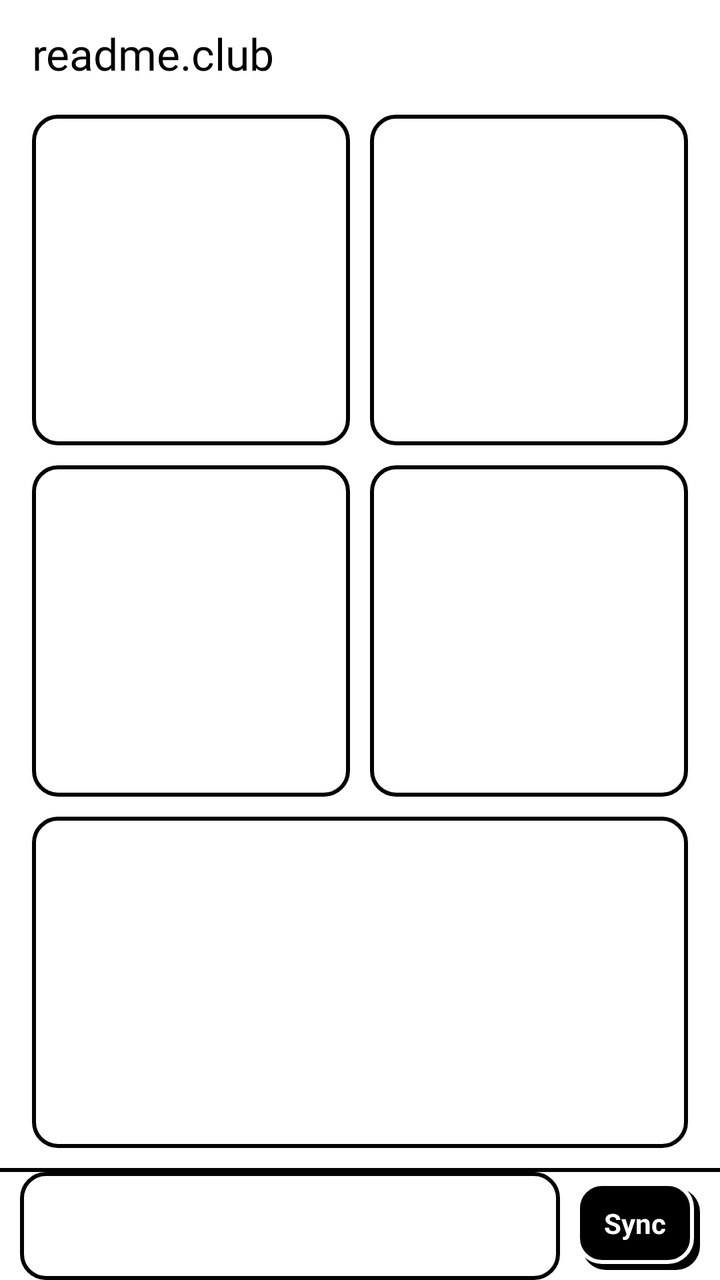
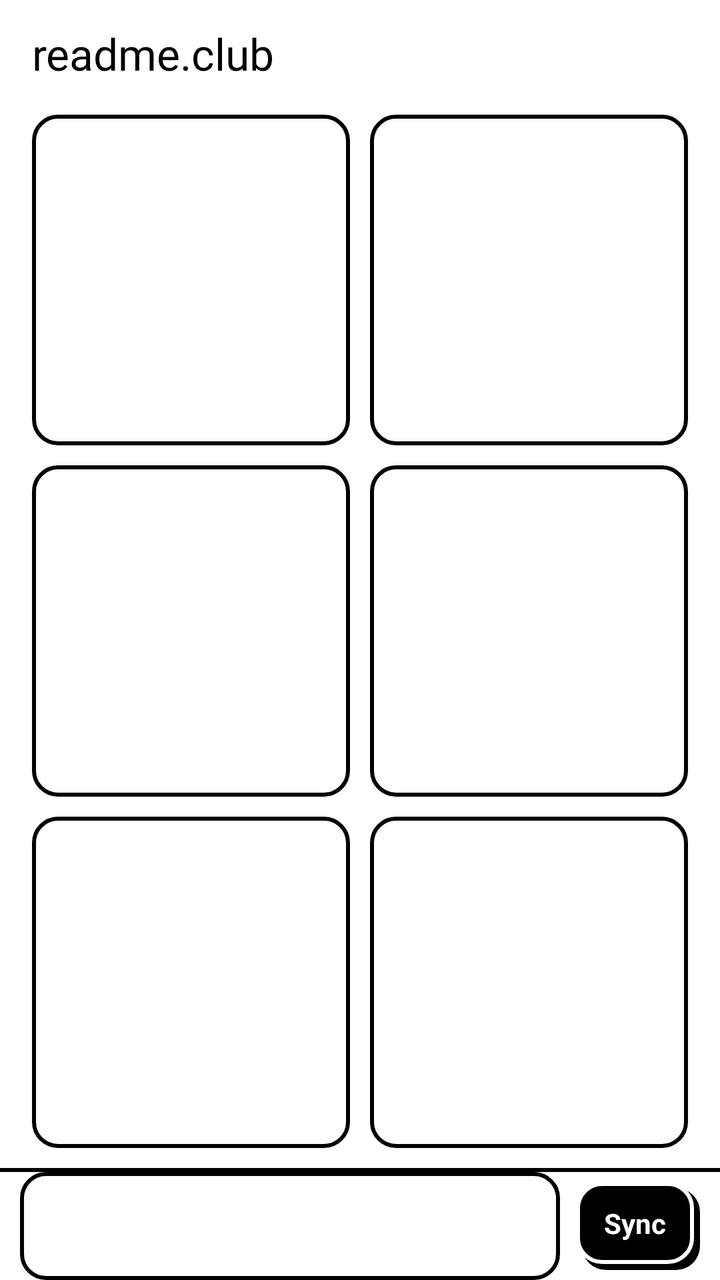

Before-and-after screenshots of an Android layout around one commit, followed by the original layout XML and the change that was made.
<!-- AndroidManifest.xml: application theme AppTheme -->
<!-- res/layout/home.xml -->
<?xml version="1.0" encoding="utf-8"?>
<LinearLayout xmlns:android="http://schemas.android.com/apk/res/android"
    android:layout_width="match_parent"
    android:layout_height="match_parent"
    android:background="@color/ds_paper"
    android:orientation="vertical">

    <LinearLayout
        android:layout_width="match_parent"
        android:layout_height="0dp"
        android:layout_weight="1"
        android:orientation="vertical"
        android:paddingLeft="@dimen/ds_gutter"
        android:paddingTop="12dp"
        android:paddingRight="@dimen/ds_gutter">

        <TextView style="@style/Ds.Title" android:text="@string/app_name" />

        
        <LinearLayout
            android:id="@+id/continue_card"
            style="@style/Ds.Card"
            android:layout_width="match_parent"
            android:layout_height="wrap_content"
            android:layout_marginTop="12dp"
            android:clickable="true"
            android:focusable="true"
            android:orientation="vertical"
            android:visibility="gone">

            <TextView style="@style/Ds.Label" android:duplicateParentState="true"
                android:textColor="@color/ds_on_button" android:text="@string/continue_reading" />

            <TextView
                android:id="@+id/continue_title"
                style="@style/Ds.Title"
                android:layout_marginTop="4dp"
                android:duplicateParentState="true"
                android:ellipsize="end"
                android:maxLines="2"
                android:textColor="@color/ds_on_button"
                android:textSize="17sp" />

            <TextView
                android:id="@+id/continue_meta"
                style="@style/Ds.Text"
                android:duplicateParentState="true"
                android:textColor="@color/ds_on_button"
                android:textSize="13sp" />
        </LinearLayout>

        <LinearLayout
            android:layout_width="match_parent"
            android:layout_height="0dp"
            android:layout_marginTop="16dp"
            android:layout_weight="1"
            android:orientation="vertical">

            <LinearLayout style="@style/HomeRow">
                <include android:id="@+id/tile_news" layout="@layout/home_tile" />
                <View android:layout_width="10dp" android:layout_height="0dp" />
                <include android:id="@+id/tile_guides" layout="@layout/home_tile" />
            </LinearLayout>

            <LinearLayout style="@style/HomeRow">
                <include android:id="@+id/tile_wallpapers" layout="@layout/home_tile" />
                <View android:layout_width="10dp" android:layout_height="0dp" />
                <include android:id="@+id/tile_games" layout="@layout/home_tile" />
            </LinearLayout>

            <LinearLayout style="@style/HomeRow">
                <include android:id="@+id/tile_settings" layout="@layout/home_tile" />
            </LinearLayout>
        </LinearLayout>
    </LinearLayout>

    <LinearLayout style="@style/Ds.Bar">

        <TextView
            android:id="@+id/home_status"
            style="@style/Ds.BarStatus"
            android:layout_height="match_parent"
            android:background="@drawable/ds_button"
            android:clickable="true"
            android:focusable="true"
            android:gravity="center_vertical"
            android:paddingLeft="8dp"
            android:textColor="@color/ds_on_button" />

        <TextView android:id="@+id/sync" style="@style/Ds.Button.Primary" android:layout_marginLeft="8dp"
            android:text="@string/sync" />
    </LinearLayout>
</LinearLayout>
<!-- res/layout/home_tile.xml (included above) -->
<?xml version="1.0" encoding="utf-8"?>
<LinearLayout xmlns:android="http://schemas.android.com/apk/res/android"
    style="@style/Ds.Tile"
    android:layout_width="0dp"
    android:layout_height="match_parent"
    android:layout_weight="1"
    android:orientation="vertical">

    <TextView android:id="@+id/badge" style="@style/Ds.Pill" android:visibility="invisible" />

    <View android:layout_width="0dp" android:layout_height="0dp" android:layout_weight="1" />

    <TextView
        android:id="@+id/label"
        style="@style/Ds.Title"
        android:duplicateParentState="true"
        android:textColor="@color/ds_on_button"
        android:textSize="18sp" />
</LinearLayout>
<!-- resources referenced by this layout -->
<resources>
  <color name="ds_paper">#FFFFFF</color>
  <dimen name="ds_gutter">16dp</dimen>
  <string name="app_name">readme.club</string>
  <string name="continue_reading">Continue reading</string>
  <string name="sync">Sync</string>
  <style name="Ds.BarStatus" parent="Ds.Mono">
          <item name="android:layout_width">0dp</item>
          <item name="android:layout_weight">1</item>
          <item name="android:gravity">center</item>
          <item name="android:textSize">12sp</item>
      </style>
  <style name="Ds.Button.Primary">
          
          <item name="android:paddingRight">17dp</item>
          <item name="android:paddingBottom">3dp</item>
          <item name="android:textColor">@color/ds_paper</item>
          <item name="android:background">@drawable/ds_button_primary</item>
      </style>
  <style name="Ds.Card">
          <item name="android:background">@drawable/ds_card</item>
          <item name="android:paddingLeft">12dp</item>
          <item name="android:paddingTop">10dp</item>
          <item name="android:paddingRight">16dp</item>
          <item name="android:paddingBottom">14dp</item>
      </style>
  <style name="Ds.Text">
          <item name="android:layout_width">match_parent</item>
          <item name="android:layout_height">wrap_content</item>
          <item name="android:textSize">16sp</item>
          <item name="android:lineSpacingMultiplier">1.2</item>
          <item name="android:textColor">@color/ds_ink</item>
      </style>
  <style name="Ds.Tile">
          <item name="android:background">@drawable/ds_button</item>
          <item name="android:padding">12dp</item>
          <item name="android:clickable">true</item>
          <item name="android:focusable">true</item>
      </style>
  <style name="Ds.Title">
          <item name="android:layout_width">wrap_content</item>
          <item name="android:layout_height">wrap_content</item>
          <item name="android:fontFamily">@font/space_grotesk_bold</item>
          <item name="android:textSize">22sp</item>
          <item name="android:textColor">@color/ds_ink</item>
      </style>
  <style name="HomeRow">
          <item name="android:layout_width">match_parent</item>
          <item name="android:layout_height">0dp</item>
          <item name="android:layout_weight">1</item>
          <item name="android:layout_marginBottom">10dp</item>
          <item name="android:orientation">horizontal</item>
      </style>
  <!-- drawable ds_shape_ink (drawable) -->
  <?xml version="1.0" encoding="utf-8"?>
  <shape xmlns:android="http://schemas.android.com/apk/res/android">
      <solid android:color="@color/ds_ink" />
      <corners android:radius="@dimen/ds_radius" />
  </shape>
  <dimen name="ds_border">2dp</dimen>
  <color name="ds_ink">#000000</color>
  <dimen name="ds_radius">12dp</dimen>
  <dimen name="ds_bar">56dp</dimen>
  <!-- drawable ds_bar (drawable) -->
  <?xml version="1.0" encoding="utf-8"?>
  <layer-list xmlns:android="http://schemas.android.com/apk/res/android">
      <item><shape><solid android:color="@color/ds_ink" /></shape></item>
      <item android:top="@dimen/ds_border"><shape><solid android:color="@color/ds_paper" /></shape></item>
  </layer-list>
  <style name="Ds.Mono">
          <item name="android:layout_width">wrap_content</item>
          <item name="android:layout_height">wrap_content</item>
          <item name="android:fontFamily">@font/space_mono_bold</item>
          <item name="android:textSize">13sp</item>
          <item name="android:textColor">@color/ds_ink</item>
      </style>
  <!-- drawable ds_pill (drawable) -->
  <?xml version="1.0" encoding="utf-8"?>
  <shape xmlns:android="http://schemas.android.com/apk/res/android">
      <solid android:color="@color/ds_soft" />
      <stroke android:width="@dimen/ds_border" android:color="@color/ds_ink" />
      <corners android:radius="999dp" />
  </shape>
  <color name="ds_soft">#E6E6E6</color>
  <!-- unchanged entries left out for length: 7 -->
</resources>

<!-- the commit's change to res/layout/home.xml (unified diff, before → after) -->
@@ -69,6 +69,8 @@
             </LinearLayout>
 
             <LinearLayout style="@style/HomeRow">
+                <include android:id="@+id/tile_member" layout="@layout/home_tile" />
+                <View android:layout_width="10dp" android:layout_height="0dp" />
                 <include android:id="@+id/tile_settings" layout="@layout/home_tile" />
             </LinearLayout>
         </LinearLayout>
